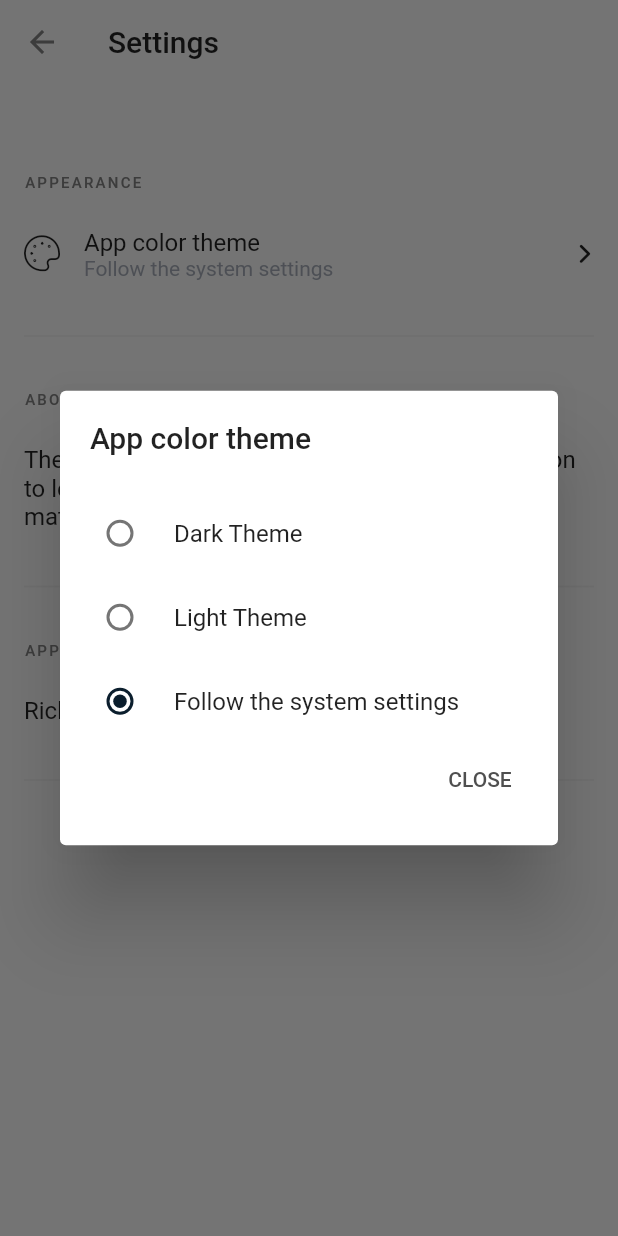
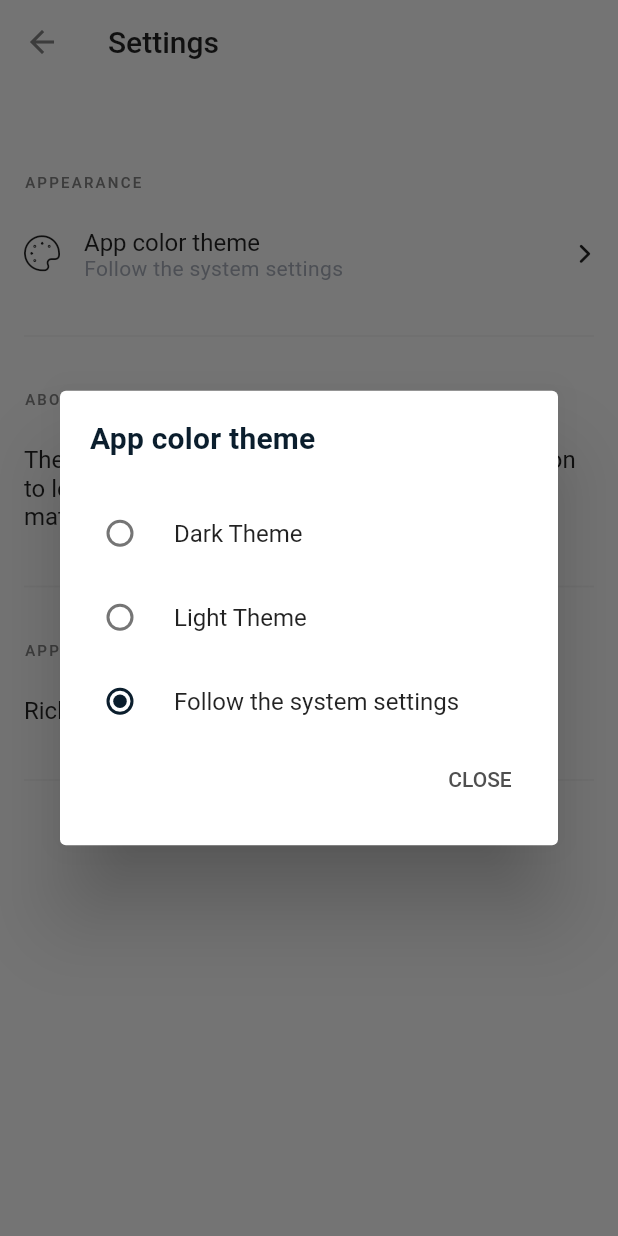
Before and after one commit to robotoss/rick_and_morty, a Flutter app: the SettingsScreen screen opened directly, after a tap on "App color theme", on a phone screen of 412 x 824 dp. Run offline on Flutter 3.47's test engine with Material 2 defaults, Android fonts, the light colour scheme and no system bars; our stand-ins replace another_flushbar, bloc, dio, equatable, flutter_bloc, package_info and 3 more; missing offline and left inert: shared_preferences_web; accounts and stored records are empty; generated files the repository leaves out were written again; network calls fail.

Commit message:
add new text styles

```diff
--- a/lib/theme/theme_manager.dart
+++ b/lib/theme/theme_manager.dart
@@ -34,6 +34,20 @@ class ThemeNotifier with ChangeNotifier {
       unselectedItemColor: AppColors.gray,
     ),
     textTheme: TextTheme(
+      headline4: TextStyle(
+        fontStyle: FontStyle.normal,
+        fontWeight: FontWeight.w400,
+        fontSize: 34,
+        letterSpacing: 0.25,
+        color: Colors.white,
+      ),
+      headline6: TextStyle(
+        fontStyle: FontStyle.normal,
+        fontWeight: FontWeight.w600,
+        fontSize: 20,
+        letterSpacing: 0.15,
+        color: Colors.white,
+      ),
       overline: TextStyle(
         fontStyle: FontStyle.normal,
         fontWeight: FontWeight.w500,
@@ -54,6 +68,13 @@ class ThemeNotifier with ChangeNotifier {
         fontSize: 16,
         letterSpacing: 0.44,
         color: AppColors.textOverlineDark,
+      ),
+      bodyText2: TextStyle(
+        fontStyle: FontStyle.normal,
+        fontWeight: FontWeight.w400,
+        fontSize: 14,
+        letterSpacing: 0.25,
+        color: Colors.white,
       ),
     ),
     dialogBackgroundColor: AppColors.lightBlack,
@@ -94,6 +115,20 @@ class ThemeNotifier with ChangeNotifier {
       unselectedItemColor: AppColors.gray4,
     ),
     textTheme: TextTheme(
+      headline4: TextStyle(
+        fontStyle: FontStyle.normal,
+        fontWeight: FontWeight.w400,
+        fontSize: 34,
+        letterSpacing: 0.25,
+        color: AppColors.black,
+      ),
+      headline6: TextStyle(
+        fontStyle: FontStyle.normal,
+        fontWeight: FontWeight.w600,
+        fontSize: 20,
+        letterSpacing: 0.15,
+        color: AppColors.black,
+      ),
       overline: TextStyle(
         fontStyle: FontStyle.normal,
         fontWeight: FontWeight.w500,
@@ -114,6 +149,13 @@ class ThemeNotifier with ChangeNotifier {
         fontSize: 16,
         letterSpacing: 0.44,
         color: AppColors.textOverlineLight,
+      ),
+      bodyText2: TextStyle(
+        fontStyle: FontStyle.normal,
+        fontWeight: FontWeight.w400,
+        fontSize: 14,
+        letterSpacing: 0.25,
+        color: Colors.black,
       ),
     ),
     dialogBackgroundColor: Colors.white,
```
